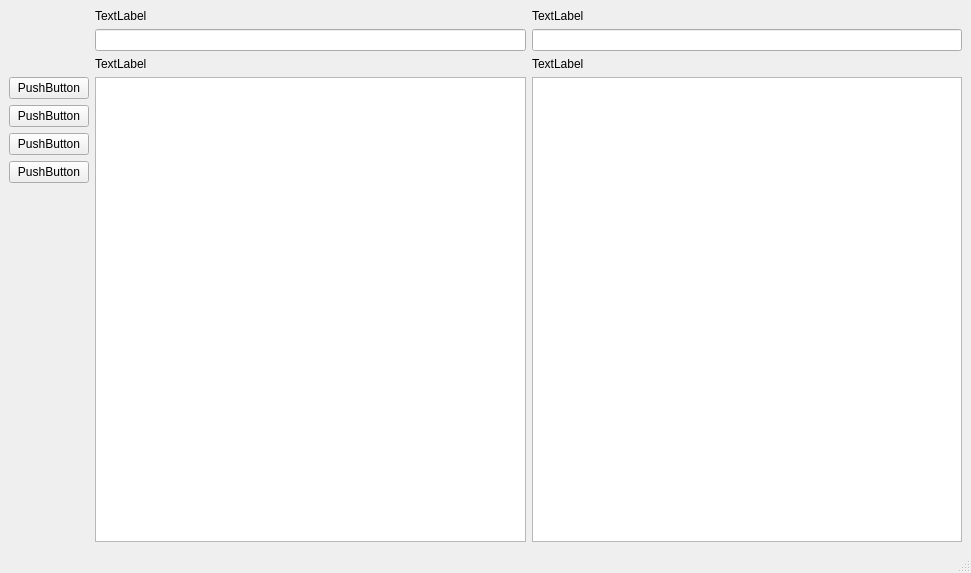
Old version of the form Views/Generate/ywindow.ui in the repository sonic8888/PyDictionary.
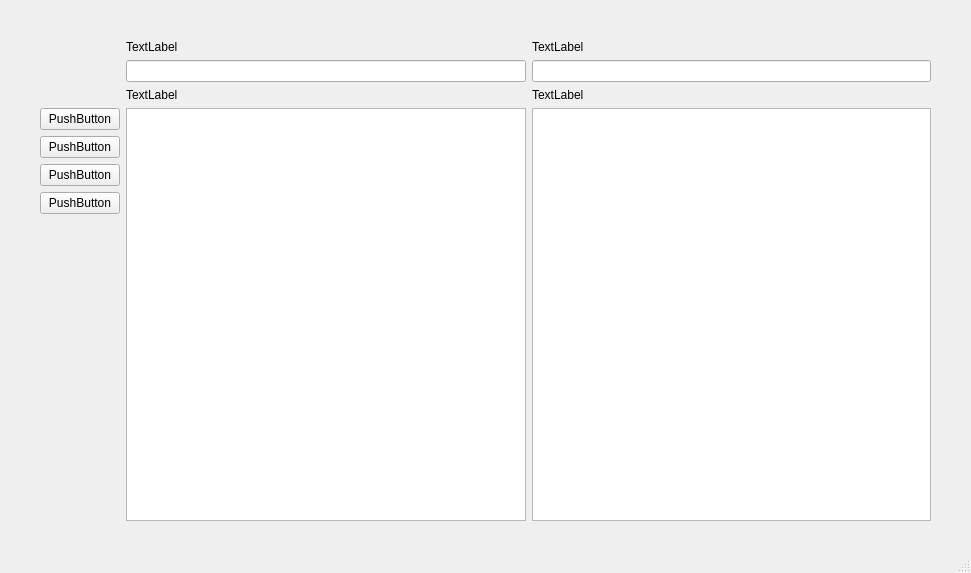
New version of the form.

The edit to the form file:
```diff
--- a/Views/Generate/ywindow.ui
+++ b/Views/Generate/ywindow.ui
@@ -15,6 +15,18 @@
         </property>
         <widget class="QWidget" name="centralwidget">
             <layout class="QGridLayout" name="gridLayout">
+    <property name="leftMargin">
+     <number>40</number>
+    </property>
+    <property name="topMargin">
+     <number>40</number>
+    </property>
+    <property name="rightMargin">
+     <number>40</number>
+    </property>
+    <property name="bottomMargin">
+     <number>30</number>
+    </property>
                 <item row="1" column="2">
                     <widget class="QLineEdit" name="lineEdit_2"/>
                 </item>
```
Lines whose indentation alone changed are shown as unchanged.
